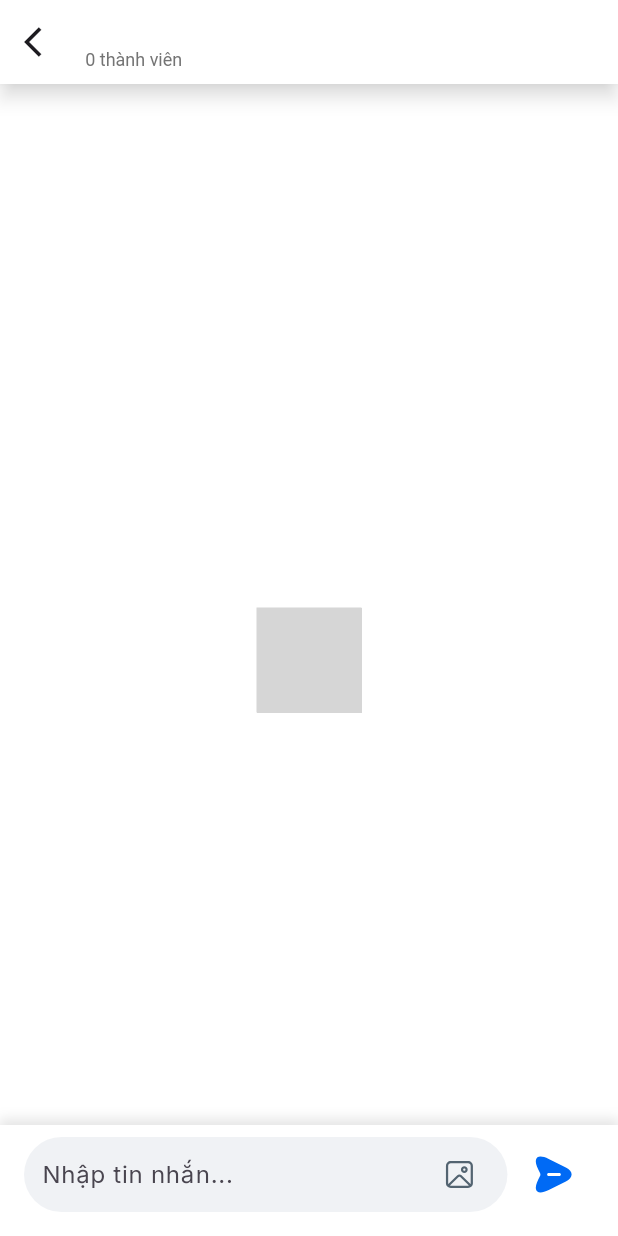
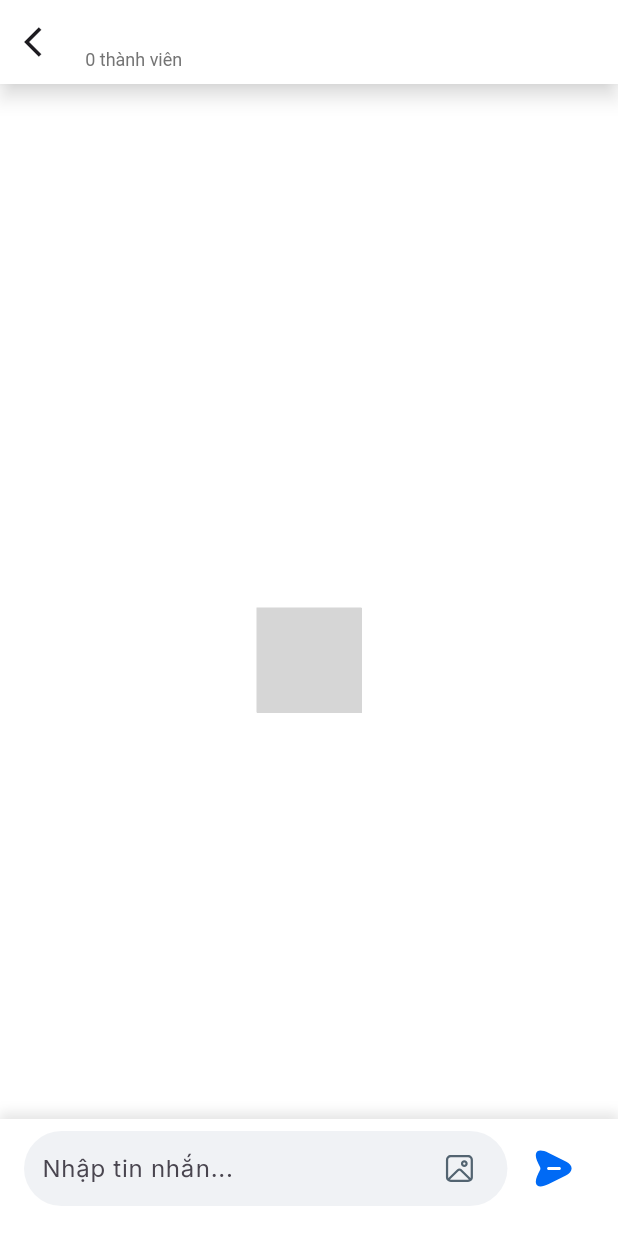
Before and after one commit to tritoan24/HOconnectBiz, a Flutter app: the ChatDetailScreen screen opened directly with empty values, on a phone screen of 412 x 824 dp. Run offline on Flutter 3.47's test engine with Material 3 defaults, Android fonts, the phone set to English and light mode, and no system bars; our stand-ins replace cached_network_image, carousel_slider, convex_bottom_bar, device_info_plus, dropdown_button2, firebase_core and 17 more; missing offline and left inert: dart:ffi, flutter_facebook_auth, form_builder_image_picker, onesignal_flutter; accounts and stored records are empty; network calls fail; project files that could hold a hidden picture were left out; grey boxes are pictures that could not be loaded.

Commit message:
tritoan fix bug ô nhập tin nhắn

```diff
--- a/lib/screens/chat/widget/message_input.dart
+++ b/lib/screens/chat/widget/message_input.dart
@@ -233,7 +233,7 @@ class _MessageInputScreenState extends State<MessageInputScreen> {
             ],
           ),
         ),
-        const SizedBox(height: 8),
+        const SizedBox(height: 12),
       ],
     );
   }
```
